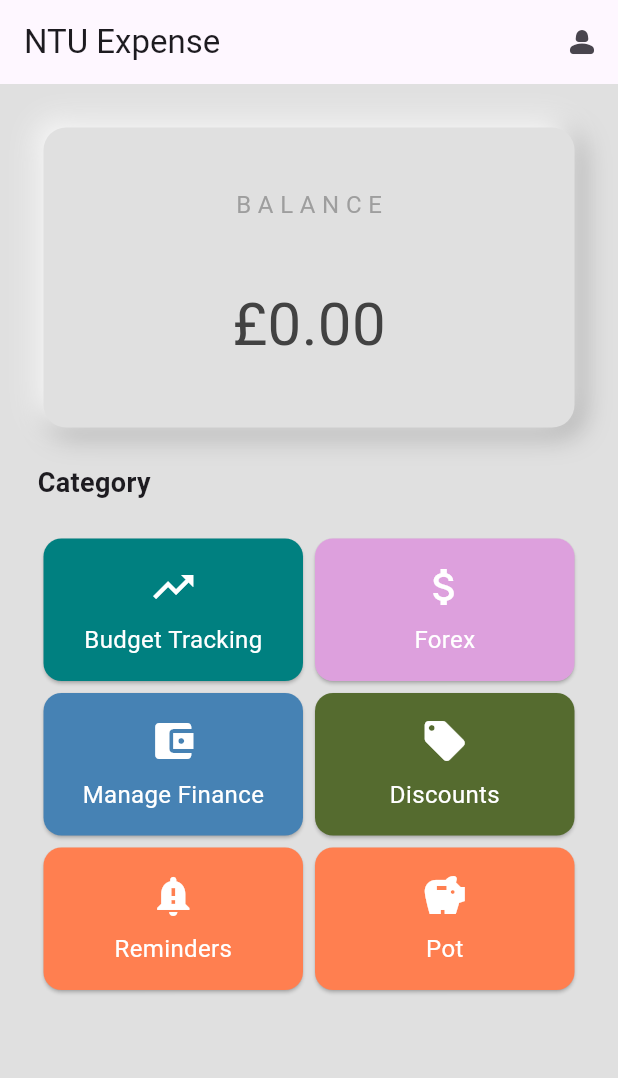
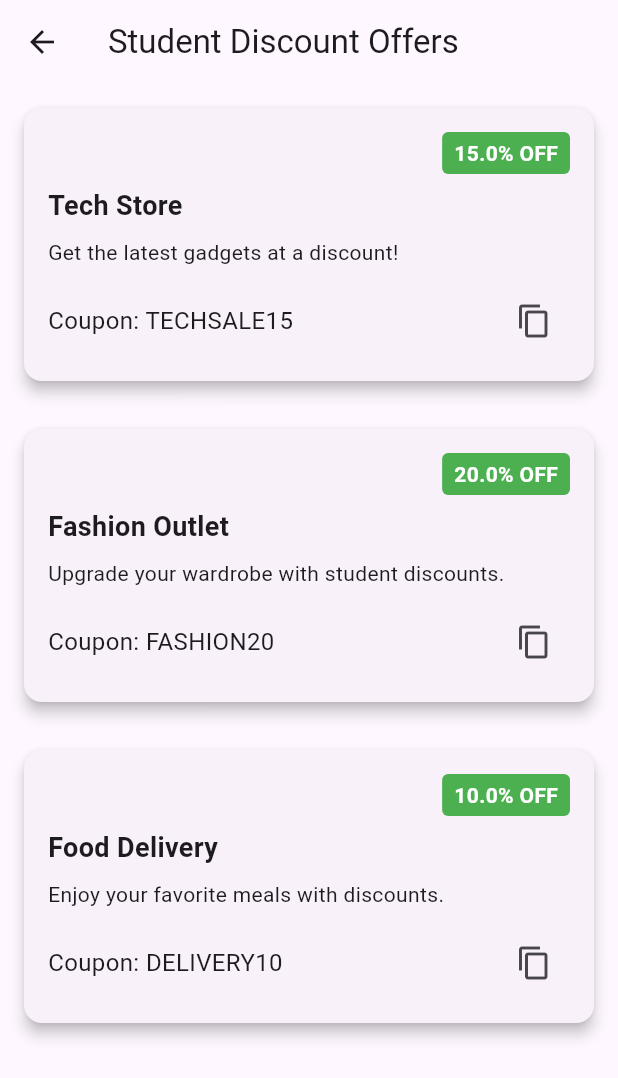
Before and after one commit to saidulydia/NTU_Finance, a Flutter app: the screen it shows once a user with an empty profile is signed in, after a tap on "Discounts", on a phone screen of 412 x 824 dp. Shown: the top 1078 px of the screen. Run offline on Flutter 3.47's test engine with Material 2 defaults, Android fonts, the phone set to English and light mode, and no system bars; our stand-ins replace cloud_firestore, firebase_auth, firebase_core, fl_chart, fluttertoast, hive and 1 more; accounts and stored records are empty.

Commit message:
Added discounts page
Students can now view and copy discount code coupons

```diff
--- a/ntu_finance/lib/home_page.dart
+++ b/ntu_finance/lib/home_page.dart
@@ -1,5 +1,7 @@
 import 'package:flutter/material.dart';
 import 'package:ntu_finance/screens/budget_chart_page.dart';
+import 'package:ntu_finance/screens/discounts_page.dart';
+import 'package:ntu_finance/screens/manage_finance.dart';
 import 'package:ntu_finance/screens/user_profile_page.dart';
 import 'package:ntu_finance/top_card.dart';
 import 'package:firebase_auth/firebase_auth.dart';
@@ -138,7 +140,13 @@ class _HomePageState extends State<HomePage> {
                               icon: Icons.account_balance_wallet,
                               text: "Manage Finance",
                               color: const Color(0xFF4682B4),
-                              onTap: () {},
+                              onTap: () {
+                                Navigator.of(context).push(
+                                  MaterialPageRoute(
+                                    builder: (context) => ManageFinancePage(),
+                                  ),
+                                );
+                              },
                             ),
                           ),
                           Expanded(
@@ -146,7 +154,13 @@ class _HomePageState extends State<HomePage> {
                               icon: Icons.local_offer,
                               text: "Discounts",
                               color: const Color(0xFF556B2F),
-                              onTap: () {},
+                              onTap: () {
+                                Navigator.of(context).push(
+                                  MaterialPageRoute(
+                                    builder: (context) => DiscountPage(),
+                                  ),
+                                );
+                              },
                             ),
                           ),
                         ],
--- /dev/null
+++ b/ntu_finance/lib/screens/discounts_page.dart
@@ -0,0 +1,126 @@
+import 'package:clipboard/clipboard.dart';
+import 'package:flutter/material.dart';
+// import 'package:super_clipboard/super_clipboard.dart';
+
+class DiscountOffer {
+  final String companyName;
+  final String shortDescription;
+  final double discountPercentage;
+  final String couponCode;
+
+  DiscountOffer(this.companyName, this.shortDescription,
+      this.discountPercentage, this.couponCode);
+}
+
+class DiscountPage extends StatefulWidget {
+  @override
+  _DiscountPageState createState() => _DiscountPageState();
+}
+
+class _DiscountPageState extends State<DiscountPage> {
+  final List<DiscountOffer> _offers = [
+    DiscountOffer(
+      "Tech Store",
+      "Get the latest gadgets at a discount!",
+      15.0,
+      "TECHSALE15",
+    ),
+    DiscountOffer(
+      "Fashion Outlet",
+      "Upgrade your wardrobe with student discounts.",
+      20.0,
+      "FASHION20",
+    ),
+    DiscountOffer(
+      "Food Delivery",
+      "Enjoy your favorite meals with discounts.",
+      10.0,
+      "DELIVERY10",
+    ),
+    // Add more discount offers here
+  ];
+
+  @override
+  Widget build(BuildContext context) {
+    return Scaffold(
+      appBar: AppBar(
+        title: const Text("Student Discount Offers"),
+      ),
+      body: ListView.builder(
+        itemCount: _offers.length,
+        itemBuilder: (context, index) {
+          return DiscountOfferCard(_offers[index]);
+        },
+      ),
+    );
+  }
+}
+
+class DiscountOfferCard extends StatelessWidget {
+  final DiscountOffer offer;
+
+  DiscountOfferCard(this.offer);
+
+  @override
+  Widget build(BuildContext context) {
+    return Card(
+      margin: const EdgeInsets.all(16.0),
+      elevation: 4,
+      child: Padding(
+        padding: const EdgeInsets.all(16.0),
+        child: Column(
+          crossAxisAlignment: CrossAxisAlignment.start,
+          children: [
+            Row(
+              mainAxisAlignment: MainAxisAlignment.end,
+              children: [
+                Container(
+                  padding:
+                      const EdgeInsets.symmetric(horizontal: 8, vertical: 4),
+                  decoration: BoxDecoration(
+                    color: Colors.green,
+                    borderRadius: BorderRadius.circular(4),
+                  ),
+                  child: Text(
+                    "${offer.discountPercentage}% OFF",
+                    style: const TextStyle(
+                      color: Colors.white,
+                      fontWeight: FontWeight.bold,
+                    ),
+                  ),
+                ),
+              ],
+            ),
+            const SizedBox(height: 8),
+            Text(
+              offer.companyName,
+              style: const TextStyle(
+                fontSize: 18,
+                fontWeight: FontWeight.bold,
+              ),
+            ),
+            const SizedBox(height: 8),
+            Text(offer.shortDescription),
+            const SizedBox(height: 12),
+            Row(
+              children: [
+                Expanded(
+                  child: Text(
+                    "Coupon: ${offer.couponCode}",
+                    style: const TextStyle(fontSize: 16),
+                  ),
+                ),
+                IconButton(
+                  onPressed: () {
+                    FlutterClipboard.copy(offer.couponCode);
+                  },
+                  icon: const Icon(Icons.copy),
+                ),
+              ],
+            ),
+          ],
+        ),
+      ),
+    );
+  }
+}
--- a/ntu_finance/pubspec.yaml
+++ b/ntu_finance/pubspec.yaml
@@ -16,9 +16,8 @@ dependencies:
   hive_flutter: ^1.1.0
   http: ^0.13.4
   intl: ^0.17.0
-
-  graphic: ^2.2.0
   fl_chart: ^0.63.0
+  clipboard: ^0.1.3
 
 
 dev_dependencies:
```
Also changed, not shown: ntu_finance/lib/screens/manage_finance.dart (added, +98 -0 lines), ntu_finance/pubspec.lock.
